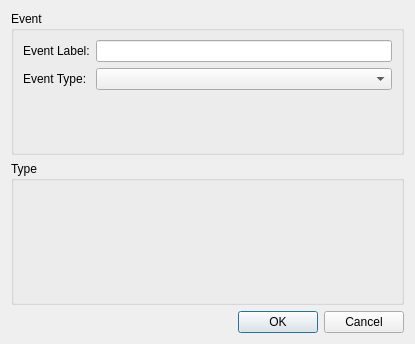
The window that EventDialog.ui (MikeMcQuaid/Fabula) describes before a commit, drawn with Qt 5.
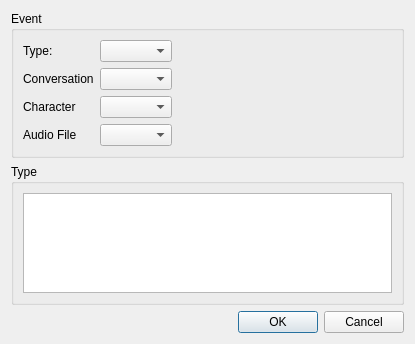
The same window after the commit.

Commit message: Improve the event dialog and use it as an editor.

```diff
--- a/EventDialog.ui
+++ b/EventDialog.ui
@@ -22,25 +22,48 @@
      <layout class="QVBoxLayout" name="verticalLayout_2">
       <item>
        <layout class="QFormLayout" name="formLayout">
+        <property name="fieldGrowthPolicy">
+         <enum>QFormLayout::FieldsStayAtSizeHint</enum>
+        </property>
         <item row="0" column="0">
          <widget class="QLabel" name="eventLabelLabel">
           <property name="text">
-           <string>Event Label:</string>
+           <string>Type:</string>
           </property>
          </widget>
         </item>
         <item row="0" column="1">
-         <widget class="QLineEdit" name="eventLabelLineEdit"/>
+         <widget class="QComboBox" name="typeComboBox"/>
         </item>
         <item row="1" column="0">
          <widget class="QLabel" name="eventTypeLabel">
           <property name="text">
-           <string>Event Type:</string>
+           <string>Conversation</string>
           </property>
          </widget>
         </item>
         <item row="1" column="1">
-         <widget class="QComboBox" name="eventTypeComboBox"/>
+         <widget class="QComboBox" name="conversationComboBox"/>
+        </item>
+        <item row="2" column="0">
+         <widget class="QLabel" name="characterLabel">
+          <property name="text">
+           <string>Character</string>
+          </property>
+         </widget>
+        </item>
+        <item row="2" column="1">
+         <widget class="QComboBox" name="characterComboBox"/>
+        </item>
+        <item row="3" column="0">
+         <widget class="QLabel" name="audioFileLabel">
+          <property name="text">
+           <string>Audio File</string>
+          </property>
+         </widget>
+        </item>
+        <item row="3" column="1">
+         <widget class="QComboBox" name="audioFileComboBox"/>
         </item>
        </layout>
       </item>
@@ -52,6 +75,11 @@
      <property name="title">
       <string>Type</string>
      </property>
+     <layout class="QVBoxLayout" name="verticalLayout_3">
+      <item>
+       <widget class="QTextEdit" name="textEdit"/>
+      </item>
+     </layout>
     </widget>
    </item>
    <item>
```
Left out of the diff: 4 changed lines with no effect on the pictures. The commit also changes 6 other files.
